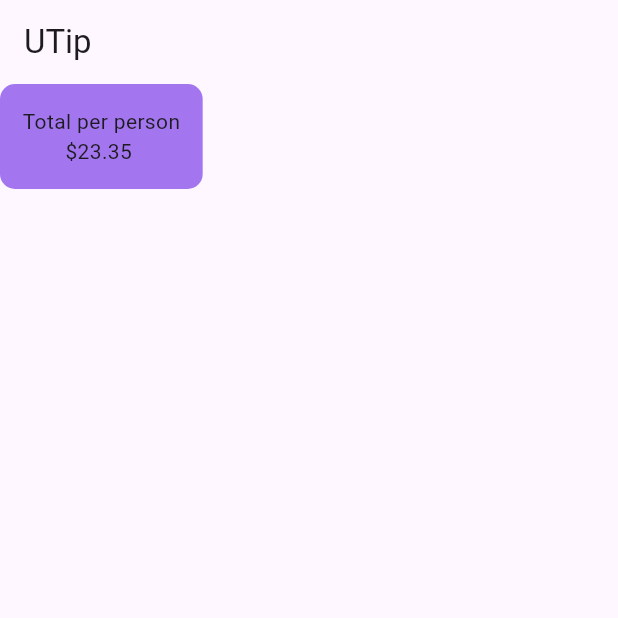
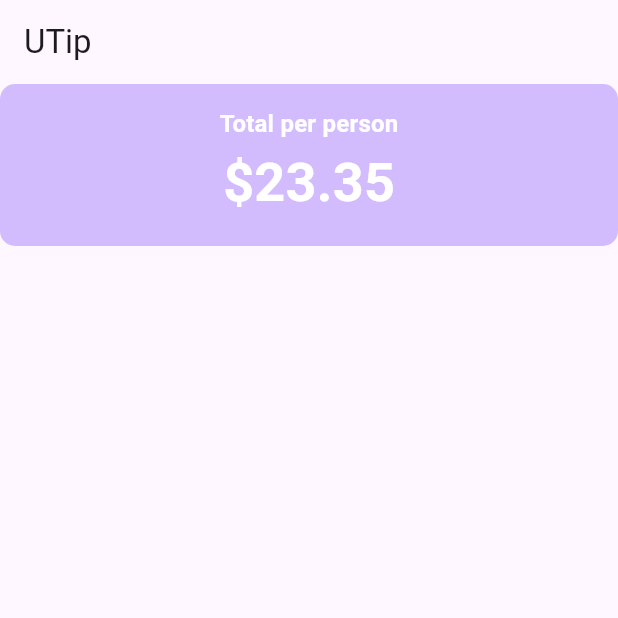
Before and after one commit to Mr-Nuruzzaman/utip, a Flutter app: the screen it shows after launch, on a phone screen of 412 x 824 dp, the top half of it. Run offline on Flutter 3.47's test engine with Material 3 defaults, Android fonts, the phone set to English and light mode, and no system bars.

Commit message:
Add Style

```diff
--- a/lib/main.dart
+++ b/lib/main.dart
@@ -31,22 +31,34 @@ class UTip extends StatefulWidget {
 class _UTipState extends State<UTip> {
   @override
   Widget build(BuildContext context) {
+    var theme = Theme.of(context);
+    final style = theme.textTheme.titleMedium!.copyWith(
+      color: theme.colorScheme.onPrimary, fontWeight: FontWeight.bold
+    );
     return Scaffold(
       appBar: AppBar(
         title: const Text('UTip'),
       ),
       body: Column(
+        crossAxisAlignment: CrossAxisAlignment.stretch,
          children: [
           Container(
             padding: const EdgeInsets.all(15),
             decoration: BoxDecoration(
-              color: const Color.fromARGB(255, 163, 118, 240),
+              color: theme.colorScheme.inversePrimary ,
               borderRadius: BorderRadius.circular(10),
             ),
-            child: const Column(
+            child: Column(
               children: [
-                Text("Total per person"),
-                Text("\$23.35 "),
+                Text("Total per person",
+                  style: style,
+                ),
+                Text("\$23.35",
+                  style: style.copyWith(
+                    color: theme.colorScheme.onPrimary,
+                    fontSize: theme.textTheme.displaySmall!.fontSize
+                  ),
+                ),
               ],
             )
             )
```
